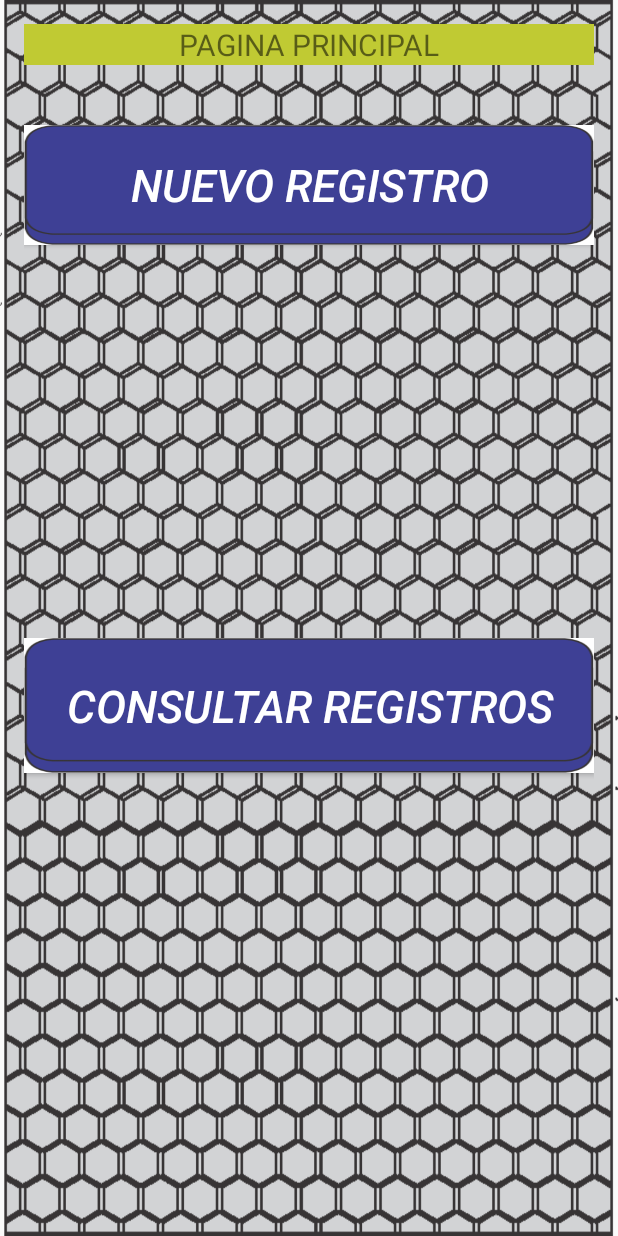
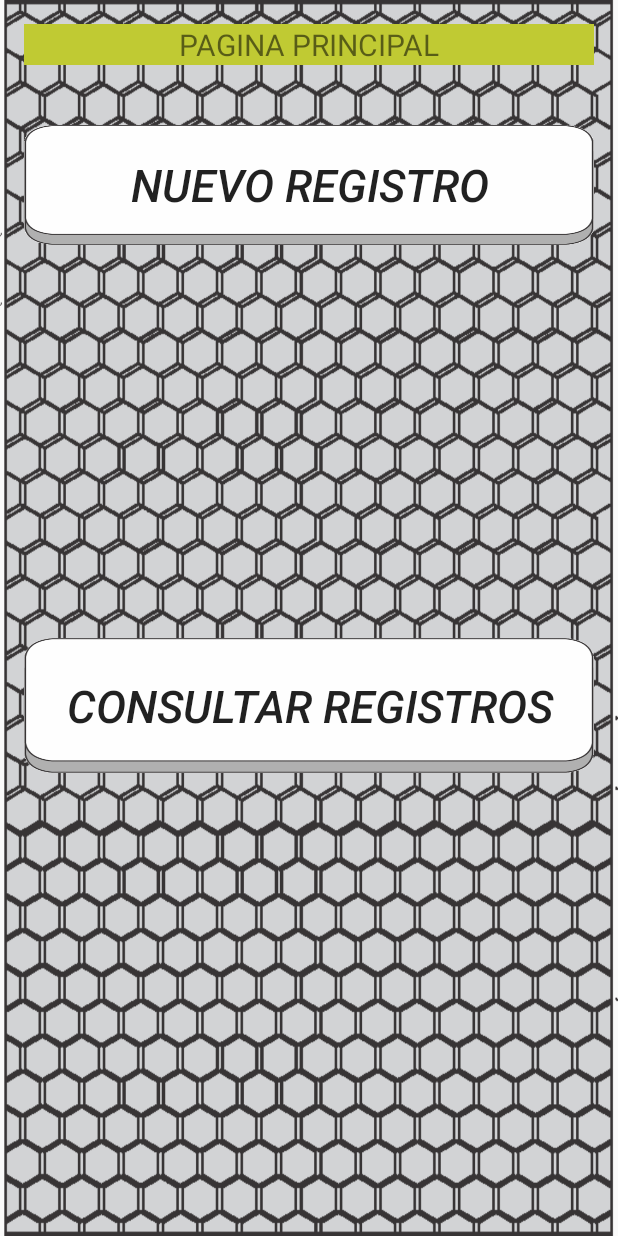
Before and after one commit to juanpedrog/Final, an Android app: the screen it shows after launch (MainActivity), on a phone screen of 412 x 824 dp. Run offline under Robolectric (Android 15) with nearby library versions, the phone set to English and light mode, and no system bars; 4 statements that could not run were skipped.

Commit message:
Botones blancos

```diff
--- a/app/src/main/res/drawable/custom_button.xml
+++ b/app/src/main/res/drawable/custom_button.xml
@@ -1,8 +1,9 @@
 <?xml version="1.0" encoding="utf-8"?>
 <selector xmlns:android="http://schemas.android.com/apk/res/android">
-    <item android:drawable="@drawable/button"
+    <item android:drawable="@drawable/buttonpressed"
         android:state_pressed="true"/>
     <item android:drawable="@drawable/button"
         android:state_focused="true"/>
-    <item android:drawable="@drawable/button" />
+    <item android:drawable="@drawable/button"
+        />
 </selector>
--- a/app/src/main/res/layout/activity_main.xml
+++ b/app/src/main/res/layout/activity_main.xml
@@ -35,10 +35,9 @@
                 android:layout_width="wrap_content"
                 android:layout_height="80dp"
                 android:layout_marginTop="40dp"
-                android:background="@drawable/button"
+                android:background="@drawable/custom_button"
                 android:text="@string/btnRegistros"
                 android:textStyle="italic"
-                android:textColor="#ffffff"
                 android:textSize="30sp"/>
         </LinearLayout>
         <LinearLayout xmlns:android="http://schemas.android.com/apk/res/android"
@@ -51,9 +50,8 @@
                 android:layout_width="wrap_content"
                 android:layout_height="90dp"
                 android:textStyle="italic"
-                android:background="@drawable/button"
+                android:background="@drawable/custom_button"
                 android:text="@string/btnConsulta"
-                android:textColor="#ffffff"
                 android:textSize="30sp"/>
         </LinearLayout>
     </LinearLayout>
```
Also changed, not shown: app/src/main/res/drawable/borrar_reg.xml (deleted, +0 -9 lines), app/src/main/res/drawable/consulta_reg.xml (deleted, +0 -9 lines), app/src/main/res/drawable/nuevo_reg.xml (deleted, +0 -11 lines), app/src/main/res/drawable/borrar_registro.png (deleted), app/src/main/res/drawable/borrar_registrop.png (deleted), app/src/main/res/drawable/button.png, app/src/main/res/drawable/buttonpressed.png (added), app/src/main/res/drawable/consultar_registros.png (deleted), app/src/main/res/drawable/consultar_registrosp.png (deleted), app/src/main/res/drawable/nuevo_registro.png (deleted), app/src/main/res/drawable/nuevo_registrop.png (deleted).
